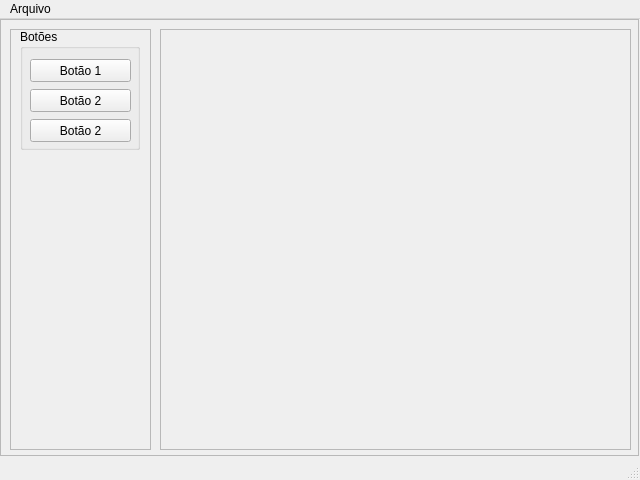
Before: the Qt Designer form pitao/mainWindow.ui in h3nnn4n/TSP-canificinia-secreta, drawn with Qt 5.
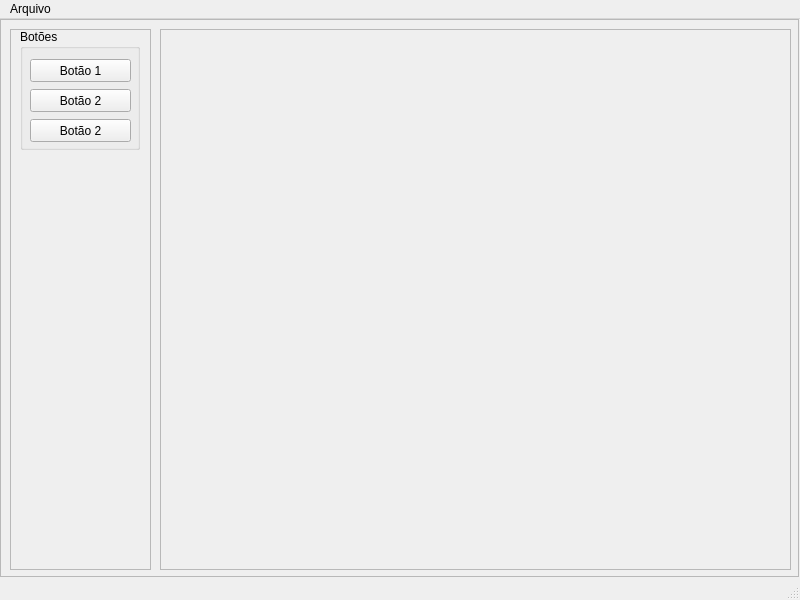
After: the same form once the commit is applied.

Patch:
```diff
--- a/pitao/mainWindow.ui
+++ b/pitao/mainWindow.ui
@@ -6,8 +6,8 @@
    <rect>
     <x>0</x>
     <y>0</y>
-    <width>640</width>
-    <height>480</height>
+    <width>800</width>
+    <height>600</height>
    </rect>
   </property>
   <property name="windowTitle">
@@ -19,9 +19,24 @@
      <rect>
       <x>0</x>
       <y>0</y>
+      <width>799</width>
+      <height>558</height>
+     </rect>
+    </property>
+    <property name="sizePolicy">
+     <sizepolicy hsizetype="Expanding" vsizetype="Maximum">
+      <horstretch>0</horstretch>
+      <verstretch>0</verstretch>
+     </sizepolicy>
+    </property>
+    <property name="minimumSize">
+     <size>
       <width>639</width>
       <height>437</height>
-     </rect>
+     </size>
+    </property>
+    <property name="mouseTracking">
+     <bool>false</bool>
     </property>
     <property name="frameShape">
      <enum>QFrame::StyledPanel</enum>
@@ -35,7 +50,7 @@
        <x>10</x>
        <y>10</y>
        <width>141</width>
-       <height>421</height>
+       <height>541</height>
       </rect>
      </property>
      <property name="frameShape">
@@ -102,8 +117,8 @@
       <rect>
        <x>160</x>
        <y>10</y>
-       <width>471</width>
-       <height>421</height>
+       <width>631</width>
+       <height>541</height>
       </rect>
      </property>
      <property name="frameShape">
@@ -130,7 +145,7 @@
     <rect>
      <x>0</x>
      <y>0</y>
-     <width>640</width>
+     <width>800</width>
      <height>20</height>
     </rect>
    </property>
```
Left out of the diff: 14 changed lines with no effect on the pictures.
